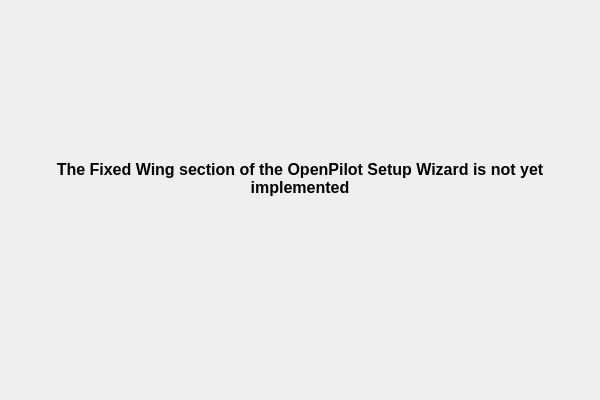
openpilot/OpenPilot, file ground/openpilotgcs/src/plugins/setupwizard/pages/fixedwingpage.ui: the form before one commit.
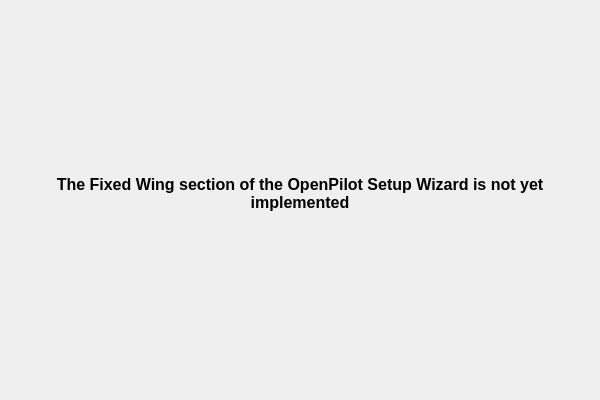
The form after the commit.

Commit message: GCS-Added layouts to new wiz

The edit to the form file:
```diff
--- a/ground/openpilotgcs/src/plugins/setupwizard/pages/fixedwingpage.ui
+++ b/ground/openpilotgcs/src/plugins/setupwizard/pages/fixedwingpage.ui
@@ -13,15 +13,9 @@
   <property name="windowTitle">
    <string>WizardPage</string>
   </property>
+  <layout class="QVBoxLayout" name="verticalLayout">
+   <item>
   <widget class="QLabel" name="label_2">
-   <property name="geometry">
-    <rect>
-     <x>50</x>
-     <y>160</y>
-     <width>500</width>
-     <height>41</height>
-    </rect>
-   </property>
    <property name="text">
     <string>&lt;!DOCTYPE HTML PUBLIC &quot;-//W3C//DTD HTML 4.0//EN&quot; &quot;http://www.w3.org/TR/REC-html40/strict.dtd&quot;&gt;
 &lt;html&gt;&lt;head&gt;&lt;meta name=&quot;qrichtext&quot; content=&quot;1&quot; /&gt;&lt;style type=&quot;text/css&quot;&gt;
@@ -31,12 +25,14 @@
 &lt;p style=&quot;-qt-paragraph-type:empty; margin-top:0px; margin-bottom:0px; margin-left:0px; margin-right:0px; -qt-block-indent:0; text-indent:0px; font-size:8pt;&quot;&gt;&lt;/p&gt;&lt;/body&gt;&lt;/html&gt;</string>
    </property>
    <property name="alignment">
-    <set>Qt::AlignHCenter|Qt::AlignTop</set>
+      <set>Qt::AlignCenter</set>
    </property>
    <property name="wordWrap">
     <bool>true</bool>
    </property>
   </widget>
+   </item>
+  </layout>
  </widget>
  <resources/>
  <connections/>
```
Lines whose indentation alone changed are shown as unchanged. The commit also changes 14 other files.
